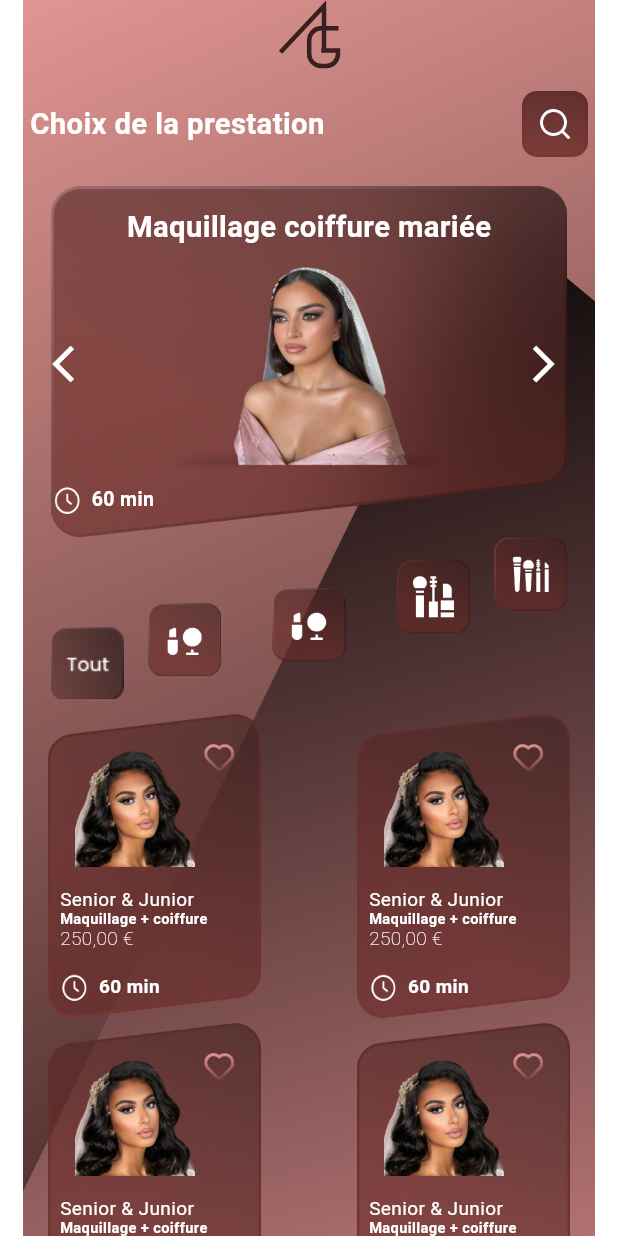
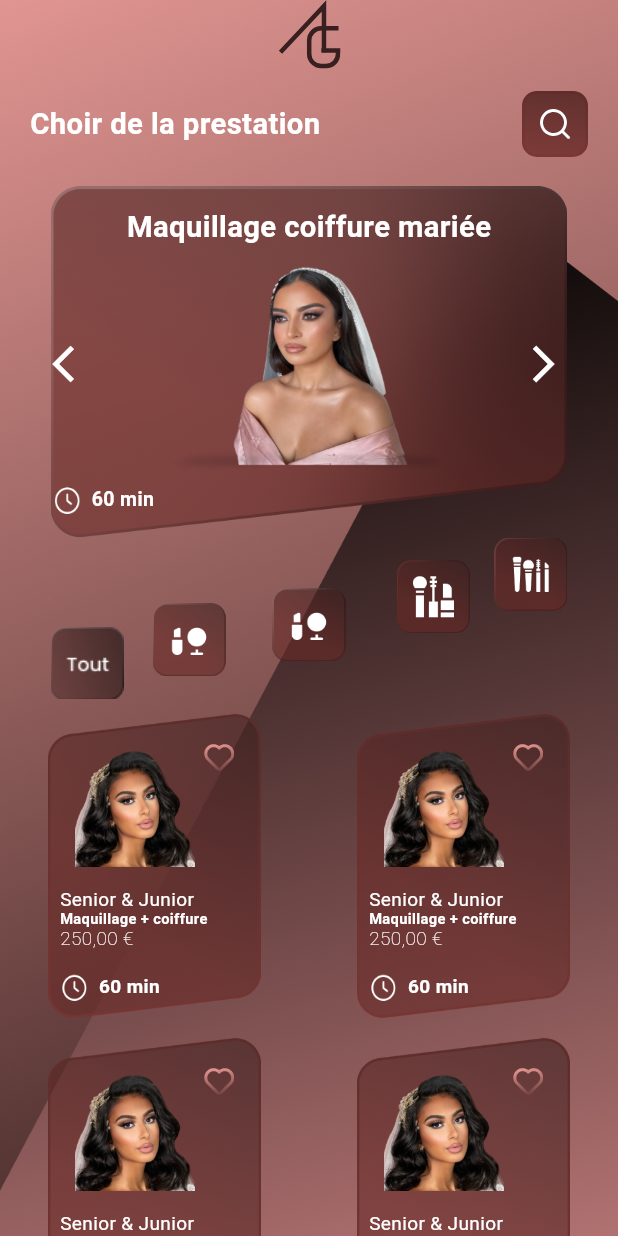
Before and after one commit to MUHAMMMADJUNAID1/dashboard_view, a Flutter app: the screen it shows after launch, on a phone screen of 412 x 824 dp. Run offline on Flutter 3.47's test engine with Material 3 defaults, Android fonts, the phone set to English and light mode, and no system bars; our stand-ins replace carousel_slider, device_preview, dots_indicator, flutter_screenutil, flutter_svg.

Commit message:
last Commit

```diff
--- a/lib/View/DashBoard/home.dart
+++ b/lib/View/DashBoard/home.dart
@@ -6,22 +6,28 @@ import 'package:flutter/widgets.dart';
 import 'package:flutter_screenutil/flutter_screenutil.dart';
 import 'package:flutter_svg/flutter_svg.dart';
 
-class HomeView extends StatelessWidget {
-   HomeView({super.key});
+class HomeView extends StatefulWidget {
+   const HomeView({super.key});
 
+  @override
+  State<HomeView> createState() => _HomeViewState();
+}
+
+class _HomeViewState extends State<HomeView> {
   List gridImage = [
     'assets/img/g1.png',
     'assets/img/g2.png',
     'assets/img/g3.png',
     'assets/img/g2.png',
   ];
+
   @override
   Widget build(BuildContext context) {
     var media = MediaQuery.sizeOf(context);
     return Container(
       decoration: const BoxDecoration(
         image: DecorationImage(
-          fit: BoxFit.fitHeight,
+          fit: BoxFit.fill,
           image: AssetImage('assets/img/bg2.png'),
         ),
       ),
@@ -45,7 +51,7 @@ class HomeView extends StatelessWidget {
                         mainAxisAlignment: MainAxisAlignment.spaceBetween,
                         children: [
                           Text(
-                            'Choix de la prestation',
+                            'Choir de la prestation',
                             style: TextStyle(
                               fontSize: 20.sp,
                               fontWeight: FontWeight.bold,
@@ -138,7 +144,7 @@ class HomeView extends StatelessWidget {
                               ),
                             ),
                             Positioned(
-                              left: 65,
+                              left: 68,
                               bottom: 15,
                               child: Image.asset(
                                 'assets/img/road.png',
@@ -184,16 +190,18 @@ class HomeView extends StatelessWidget {
 
                 GridView.builder(gridDelegate: const SliverGridDelegateWithFixedCrossAxisCount(
                     crossAxisCount: 2,
-                    crossAxisSpacing: 0,
-                    mainAxisSpacing: 0),
-padding: const EdgeInsets.all(0),
-physics: const NeverScrollableScrollPhysics(),
+                  mainAxisSpacing: 10.0,
+                                    // Spacing between rows
+                              crossAxisSpacing: 0.0,
+                ),
+                            padding: const EdgeInsets.all(0),
+                physics: const NeverScrollableScrollPhysics(),
                   itemCount: gridImage.length,
                   shrinkWrap: true,
+
                   itemBuilder: (context, index) {
-                  var img = gridImage[index];
                     return Container(
-                  width: 165.w,
+                  width: 200.w,
                   height: 240.h,
                   decoration: const BoxDecoration(
                     image: DecorationImage(
--- a/lib/main.dart
+++ b/lib/main.dart
@@ -5,11 +5,10 @@ import 'package:flutter_screenutil/flutter_screenutil.dart';
 import 'package:flutter/foundation.dart';
 
 void main() => runApp(
-     // DevicePreview(
-     //   enabled: !kReleaseMode,
-     //   builder: (context) =>
-      const MyApp(), // Wrap your app
-    //  ),
+      DevicePreview(
+        enabled: !kReleaseMode,
+       builder: (context) => const MyApp(), // Wrap your app
+      ),
     );
 
 class MyApp extends StatelessWidget {
```
